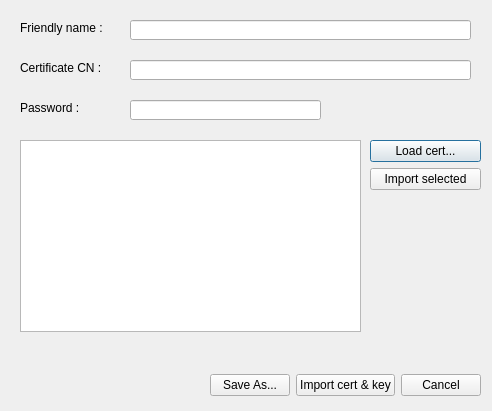
The window that src/app/cdialogpkcs12.ui (patrickpr/YAOG) describes before a commit, drawn with Qt 5.
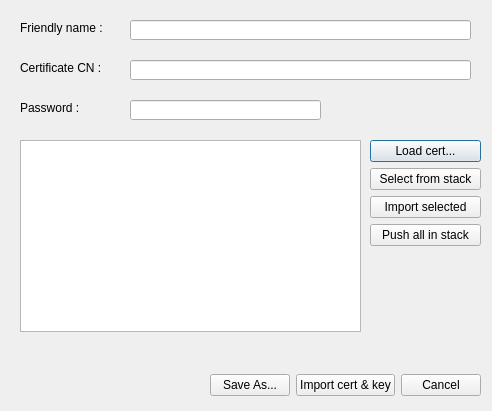
The same window after the commit.

Commit message:
pkcs12 with stack
Display on cert generation

The edit to the form file:
```diff
--- a/src/app/cdialogpkcs12.ui
+++ b/src/app/cdialogpkcs12.ui
@@ -112,6 +112,13 @@
       </property>
      </widget>
     </item>
+    <item>
+     <widget class="QPushButton" name="pushButtonSelectFromStack">
+      <property name="text">
+       <string>Select from stack</string>
+      </property>
+     </widget>
+    </item>
     <item>
      <widget class="QPushButton" name="pushButtonImportCert">
       <property name="text">
@@ -119,6 +126,13 @@
       </property>
      </widget>
     </item>
+    <item>
+     <widget class="QPushButton" name="pushButtonPushAll">
+      <property name="text">
+       <string>Push all in stack</string>
+      </property>
+     </widget>
+    </item>
     <item>
      <spacer name="verticalSpacer">
       <property name="orientation">
```
The commit also changes 9 other files.
